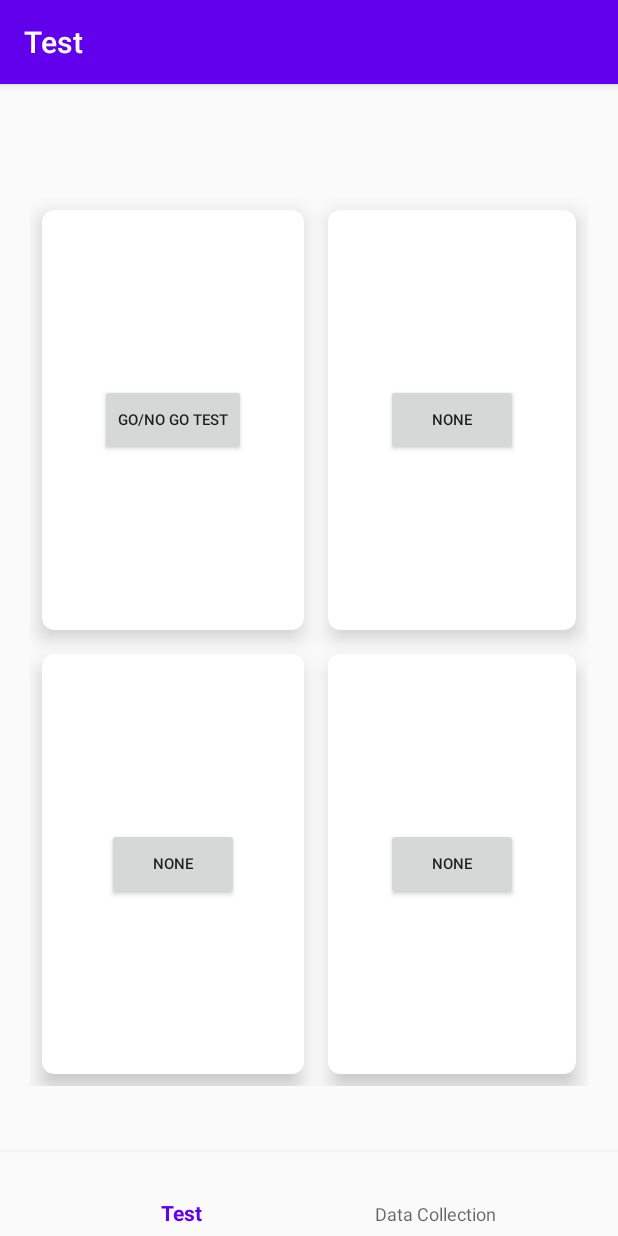
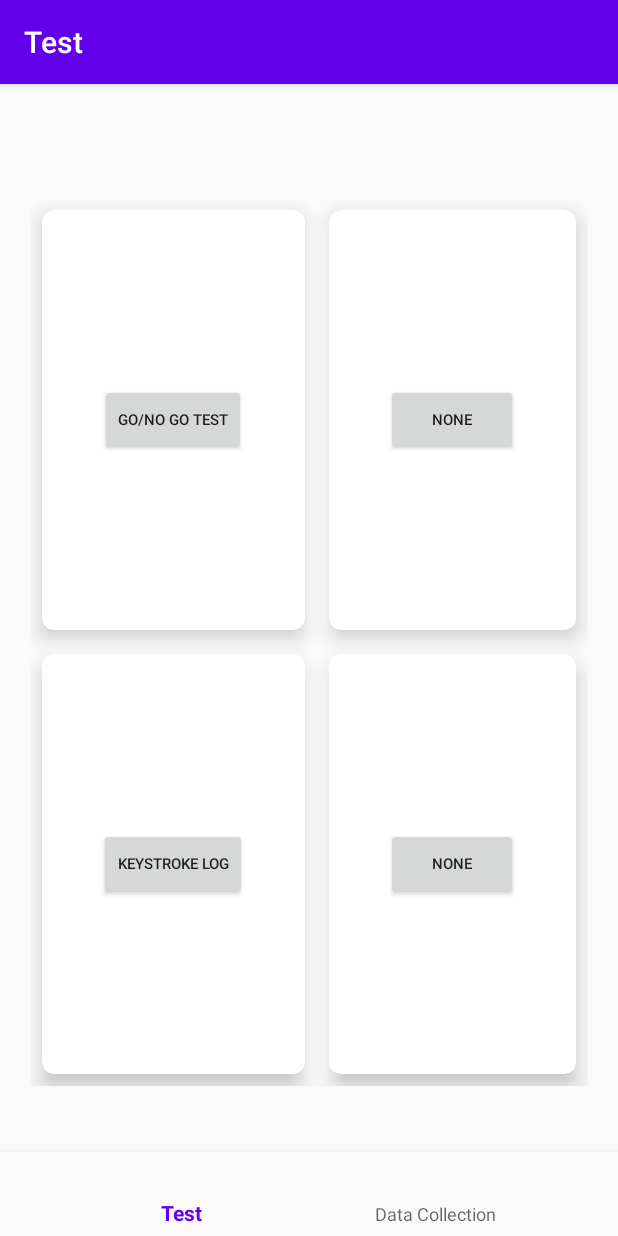
Before and after one commit to LucasNguyen21/SPUI, an Android app: the screen it shows after launch (MainActivity), on a phone screen of 412 x 824 dp. Run offline under Robolectric (Android 15) with nearby library versions, the phone set to English and light mode, and no system bars; our stand-ins replace navigation-ui.

Commit message:
Add keystroke logger inteface

```diff
--- a/app/src/main/AndroidManifest.xml
+++ b/app/src/main/AndroidManifest.xml
@@ -47,6 +47,7 @@
         <activity android:name=".gonogo.GoNogoTestActivity"/>
         <activity android:name=".gonogo.GoNogoInTestActivity"/>
         <activity android:name=".gonogo.GoNogoResultActivity"/>
+        <activity android:name=".KeystokeLogger.KeystrokeLoggerActivity"/>
 
         <receiver android:name="Broadcaster.BatteryBroadcaster">
             <intent-filter>
--- a/app/src/main/java/com/federation/funf_test/UI/TabView/TestView/TestFragment.java
+++ b/app/src/main/java/com/federation/funf_test/UI/TabView/TestView/TestFragment.java
@@ -12,12 +12,14 @@ import androidx.fragment.app.Fragment;
 import androidx.lifecycle.ViewModelProviders;
 
 import com.federation.funf_test.AccelerometerActivity;
+import com.federation.funf_test.KeystokeLogger.KeystrokeLoggerActivity;
 import com.federation.funf_test.R;
 import com.federation.funf_test.gonogo.GoNogoTestActivity;
 
 public class TestFragment extends Fragment {
     private TestViewModel testViewModel;
     Button gonogoBtn;
+    Button keystrokeLoggerBtn;
 
     public View onCreateView(@NonNull LayoutInflater inflater,
                              ViewGroup container, Bundle savedInstanceState) {
@@ -25,6 +27,7 @@ public class TestFragment extends Fragment {
         View root = inflater.inflate(R.layout.fragment_test, container, false);
 
         gonogoBtn = (Button) root.findViewById(R.id.gonogo_btn);
+        keystrokeLoggerBtn = (Button) root.findViewById(R.id.keystrokeLog_btn);
 
         gonogoBtn.setOnClickListener(new View.OnClickListener() {
             @Override
@@ -34,6 +37,14 @@ public class TestFragment extends Fragment {
             }
         });
 
+        keystrokeLoggerBtn.setOnClickListener(new View.OnClickListener() {
+            @Override
+            public void onClick(View v) {
+                Intent keystrokeLoggerIntent = new Intent(getActivity(), KeystrokeLoggerActivity.class);
+                startActivity(keystrokeLoggerIntent);
+            }
+        });
+
         return root;
     }
 
--- a/app/src/main/res/layout/fragment_test.xml
+++ b/app/src/main/res/layout/fragment_test.xml
@@ -118,9 +118,10 @@
                 android:gravity="center"
                 android:layout_gravity="center_vertical|center_horizontal">
                 <Button
+                    android:id="@+id/keystrokeLog_btn"
                     android:layout_width="wrap_content"
                     android:layout_height="wrap_content"
-                    android:text="None"
+                    android:text="Keystroke Log"
                     android:textAlignment="center"
                     android:textSize="10dp"/>
             </LinearLayout>
```
Also changed, not shown: app/src/main/java/com/federation/funf_test/KeystokeLogger/KeystrokeLoggerActivity.java (added, +27 -0 lines), app/src/main/res/layout/keystrokelogger.xml (added, +14 -0 lines).
